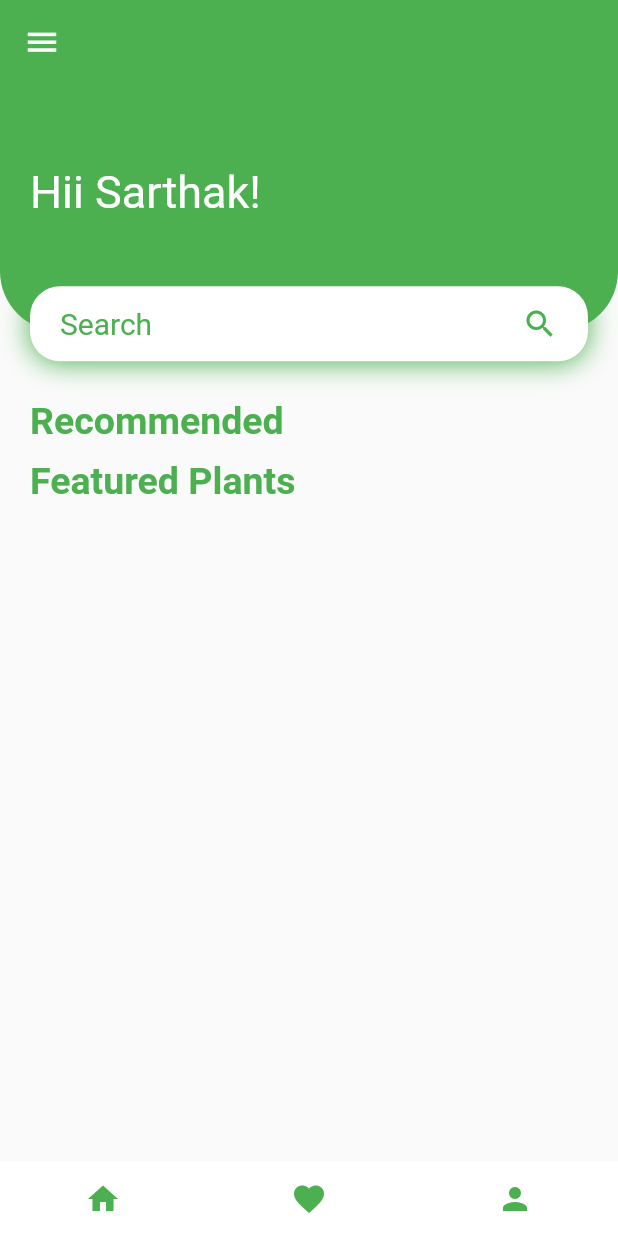
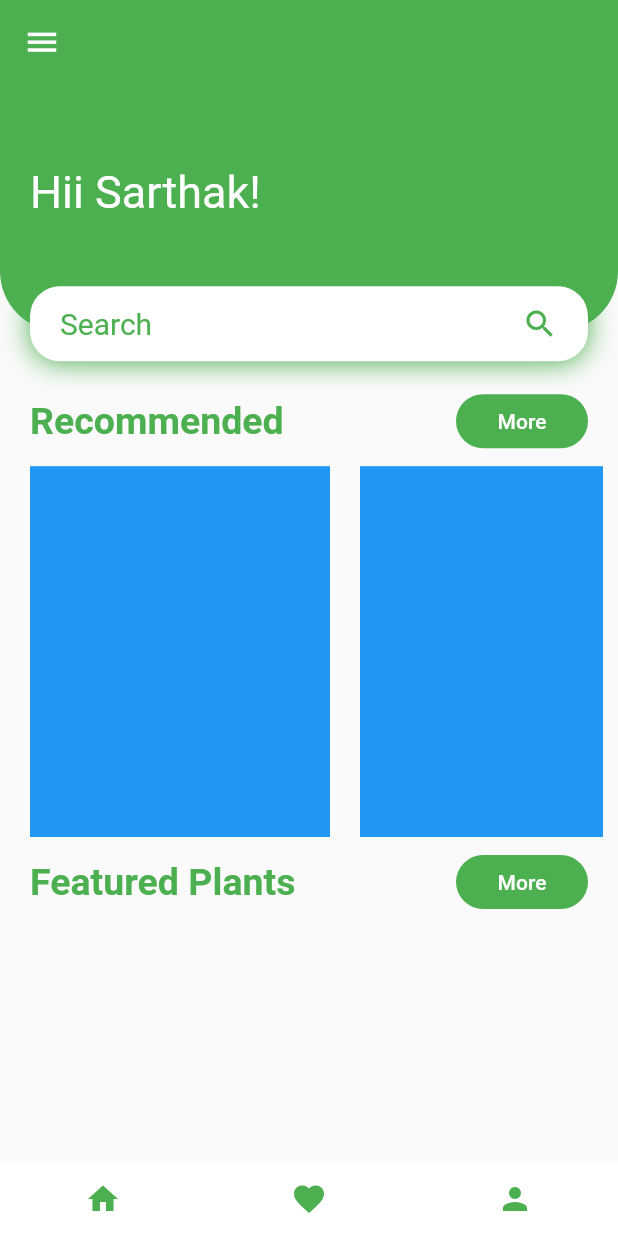
Before and after one commit to sarthaksinghsoamvanshi/plant_app, a Flutter app: the screen it shows after launch, on a phone screen of 412 x 824 dp. Run offline on Flutter 3.47's test engine with Material 2 defaults, Android fonts, the phone set to English and light mode, and no system bars.

Commit message:
Body phase 1

```diff
--- a/lib/home.dart
+++ b/lib/home.dart
@@ -1,4 +1,5 @@
 import 'package:flutter/material.dart';
+import 'package:plant_App/listview.dart';
 
 class HomePage extends StatelessWidget {
   @override
@@ -18,7 +19,20 @@ class HomePage extends StatelessWidget {
         height: 50,
         child: Row(
           mainAxisAlignment: MainAxisAlignment.spaceAround,
-          children: [Icon(Icons.home,color: colg,),Icon(Icons.favorite,color: colg,),Icon(Icons.person,color: colg,)],
+          children: [
+            Icon(
+              Icons.home,
+              color: colg,
+            ),
+            Icon(
+              Icons.favorite,
+              color: colg,
+            ),
+            Icon(
+              Icons.person,
+              color: colg,
+            )
+          ],
         ),
       ),
       body: SingleChildScrollView(
@@ -98,25 +112,58 @@ class HomePage extends StatelessWidget {
               // color: Colors.amber,
               child: Row(
                 children: [
-                  Text("Recommended",
-                      style: TextStyle(
-                          color: colg,
-                          fontSize: 25,
-                          fontWeight: FontWeight.bold))
+                  Text(
+                    "Recommended",
+                    style: TextStyle(
+                        color: colg, fontSize: 25, fontWeight: FontWeight.bold),
+                  ),
+                  Spacer(),
+                  FlatButton(
+                    onPressed: () {},
+                    child: Text(
+                      "More",
+                      style: TextStyle(color: colw),
+                    ),
+                    color: Colors.green,
+                    shape: RoundedRectangleBorder(
+                      borderRadius: BorderRadius.all(
+                        Radius.circular(20),
+                      ),
+                    ),
+                  ),
                 ],
               ),
             ),
             Container(
+              height: size.height * 0.3,
+              margin: EdgeInsets.symmetric(horizontal: 10,vertical: 10),
+              child: FirstList(),
+            ),
+            Container(
               height: 40,
               margin: EdgeInsets.symmetric(horizontal: 20),
-              // color: Colors.amber,
+              // padding: EdgeInsets.symmetric(horizontal:10),
               child: Row(
                 children: [
                   Text("Featured Plants",
                       style: TextStyle(
                           color: colg,
                           fontSize: 25,
-                          fontWeight: FontWeight.bold))
+                          fontWeight: FontWeight.bold)),
+                  Spacer(),
+                  FlatButton(
+                    onPressed: (){},
+                    child: Text(
+                      "More",
+                      style: TextStyle(color: colw),
+                    ),
+                    color: colg,
+                    shape: RoundedRectangleBorder(
+                      borderRadius: BorderRadius.all(
+                        Radius.circular(20),
+                      ),
+                    ),
+                  )
                 ],
               ),
             )
--- /dev/null
+++ b/lib/listview.dart
@@ -0,0 +1,41 @@
+import 'package:flutter/material.dart';
+
+class FirstList extends StatelessWidget {
+  @override
+  Widget build(BuildContext context) {
+    var plants = [
+      {
+        "plant": "moneyplant",
+        "image": "",
+        "price": 200,
+      },
+      {
+        "plant": "moneyplant",
+        "image": "",
+        "price": 200,
+      },
+      {
+        "plant": "moneyplant",
+        "image": "",
+        "price": 200,
+      },
+      {
+        "plant": "moneyplant",
+        "image": "",
+        "price": 200,
+      }
+    ];
+    return ListView.builder(
+        itemCount: plants.length,
+        scrollDirection: Axis.horizontal,
+        itemBuilder: (BuildContext context, index) {
+          return Container(
+            color: Colors.blue,
+            padding: EdgeInsets.symmetric(horizontal: 10),
+            margin: EdgeInsets.symmetric(horizontal: 10),
+            width: 200,
+            // height: 100,
+          );
+        });
+  }
+}
```
